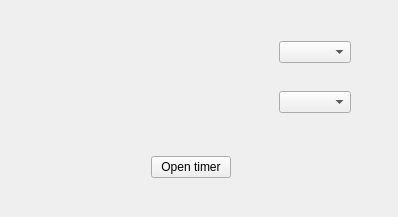
Before: the Qt Designer form mainwindow.ui in RiccardoMurgia/Timer, drawn with Qt 5.
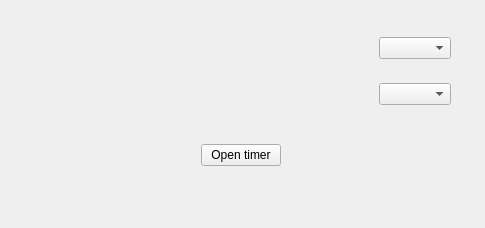
After: the same form once the commit is applied.

Commit message: Added Subject class

The edit to the form file:
```diff
--- a/mainwindow.ui
+++ b/mainwindow.ui
@@ -6,8 +6,8 @@
    <rect>
     <x>0</x>
     <y>0</y>
-    <width>398</width>
-    <height>217</height>
+    <width>485</width>
+    <height>228</height>
    </rect>
   </property>
   <property name="windowTitle">
@@ -19,8 +19,8 @@
      <rect>
       <x>30</x>
       <y>30</y>
-      <width>321</width>
-      <height>156</height>
+      <width>421</width>
+      <height>141</height>
      </rect>
     </property>
     <layout class="QVBoxLayout" name="verticalLayout">
```
Left out of the diff: 2 changed lines with no effect on the pictures. The commit also changes 2 other files.
